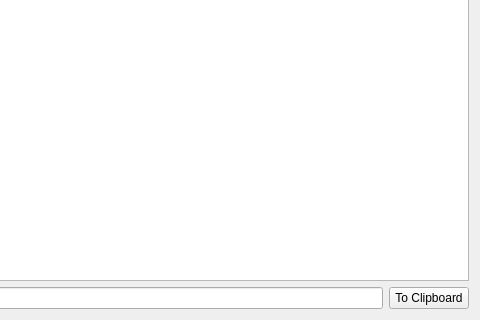
ilyayunkin/StocksMonitor, file src/PocketWidget.ui: the form before one commit; both pictures show x 317 to 797 and y 106 to 426 of the 797 by 426 pixel window.
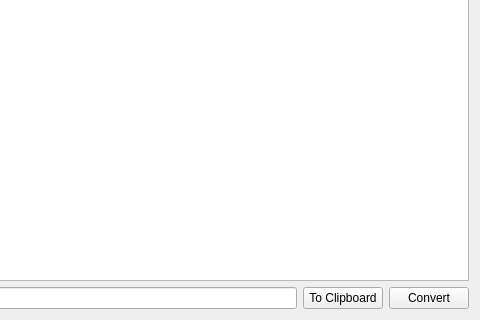
The form after the commit.

```diff
--- a/src/PocketWidget.ui
+++ b/src/PocketWidget.ui
@@ -33,6 +33,13 @@
        </property>
       </widget>
      </item>
+     <item>
+      <widget class="QPushButton" name="convertButton">
+       <property name="text">
+        <string>Convert</string>
+       </property>
+      </widget>
+     </item>
     </layout>
    </item>
   </layout>
```
